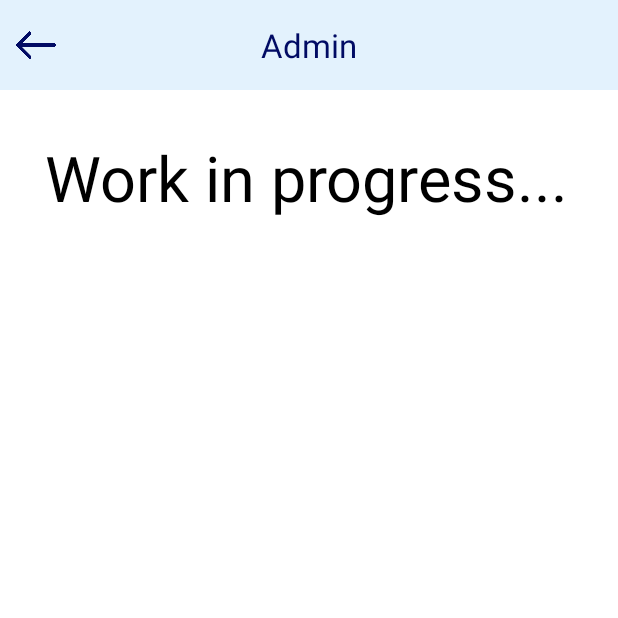
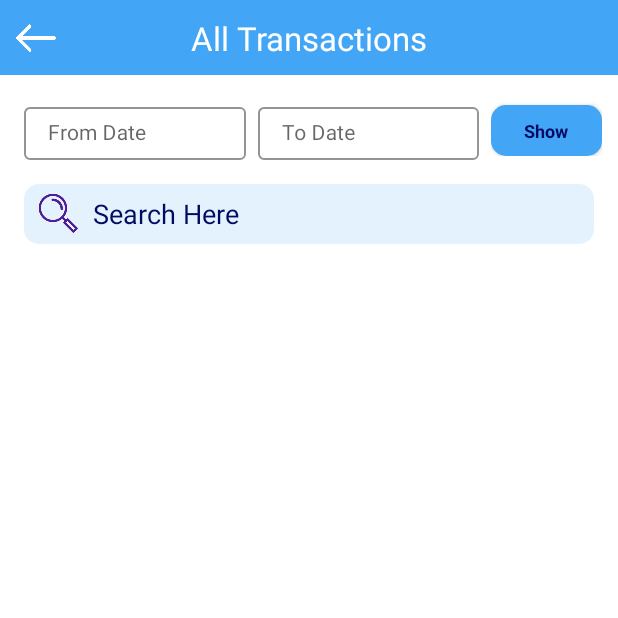
Before and after one commit to rohank-io/yogshalaRepo, an Android app: the screen it shows after launch (AdminActivity before the commit, AllTransactionActivity after it), after a tap on "Admin", on a phone screen of 412 x 824 dp, the top half of it. Run offline under Robolectric (Android 15) with nearby library versions, the phone set to English and light mode, and no system bars; our stand-ins replace Firebase (no records; nobody signed in at launch, a user with empty details on screens opened directly).

Commit message:
Commit of From Date TO date and Capital Inputs

```diff
--- a/app/src/main/AndroidManifest.xml
+++ b/app/src/main/AndroidManifest.xml
@@ -12,6 +12,9 @@
         android:supportsRtl="true"
         android:theme="@style/Theme.Yogshala"
         tools:targetApi="31">
+        <activity
+            android:name=".activity.AllTransactionActivity"
+            android:exported="false" />
         <activity
             android:name=".activity.ActivityFeesDue"
             android:exported="false" />
--- a/app/src/main/java/com/example/yogshala/Adapter/FeesDueAdapter.java
+++ b/app/src/main/java/com/example/yogshala/Adapter/FeesDueAdapter.java
@@ -27,7 +27,7 @@ public class FeesDueAdapter extends ArrayAdapter<Transaction> {
     @Override
     public View getView(int position, View convertView, ViewGroup parent) {
         if (convertView == null) {
-            convertView = LayoutInflater.from(context).inflate(R.layout.list_item_fees_due, parent, false);
+            convertView = LayoutInflater.from(context).inflate(R.layout.list_item_transaction, parent, false);
         }
 
         Transaction transaction = transactions.get(position);
@@ -36,10 +36,13 @@ public class FeesDueAdapter extends ArrayAdapter<Transaction> {
         TextView tvName = convertView.findViewById(R.id.tvName);
         TextView tvDueDate = convertView.findViewById(R.id.tvDueDate);
         TextView tvProgram = convertView.findViewById(R.id.tvProgram);
+        TextView tvAmount = convertView.findViewById(R.id.tvAmount);
+
 
 
         // Set data from transaction object
         tvName.setText(transaction.getClientName());
+        tvAmount.setText(transaction.getReceivedAmount());
         tvDueDate.setText(transaction.getToDate());
         tvProgram.setText(transaction.getProgram());
 
--- a/app/src/main/java/com/example/yogshala/activity/AddClientActivity.java
+++ b/app/src/main/java/com/example/yogshala/activity/AddClientActivity.java
@@ -89,7 +89,7 @@ public class AddClientActivity extends AppCompatActivity {
         autoCompleteReferral = findViewById(R.id.autoCompleteReferral);
 
         btnSave = findViewById(R.id.btnSave);
-
+//Change
         backBtn = findViewById(R.id.backBtn);
         backBtn.setOnClickListener(new View.OnClickListener() {
             @Override
--- /dev/null
+++ b/app/src/main/java/com/example/yogshala/activity/AllTransactionActivity.java
@@ -0,0 +1,159 @@
+package com.example.yogshala.activity;
+
+import android.app.DatePickerDialog;
+import android.content.Intent;
+import android.os.Bundle;
+import android.view.View;
+import android.view.WindowManager;
+import android.widget.Button;
+import android.widget.DatePicker;
+import android.widget.EditText;
+import android.widget.ImageView;
+import android.widget.ListView;
+import android.widget.Toast;
+
+import androidx.annotation.NonNull;
+import androidx.appcompat.app.AppCompatActivity;
+
+import com.example.yogshala.Adapter.FeesDueAdapter;
+import com.example.yogshala.R;
+import com.example.yogshala.model.Transaction;
+import com.google.firebase.database.DataSnapshot;
+import com.google.firebase.database.DatabaseError;
+import com.google.firebase.database.DatabaseReference;
+import com.google.firebase.database.FirebaseDatabase;
+import com.google.firebase.database.ValueEventListener;
+
+import java.text.SimpleDateFormat;
+import java.util.ArrayList;
+import java.util.Calendar;
+import java.util.Collections;
+import java.util.Date;
+import java.util.Locale;
+
+public class AllTransactionActivity extends AppCompatActivity {
+
+    private ImageView backBtn;
+    private ListView listView;
+    private FeesDueAdapter adapter;
+    private ArrayList<Transaction> transactionsList;
+    private ArrayList<Transaction> filteredTransactionsList;
+    private DatabaseReference databaseReference;
+
+    private EditText etFromDate, etToDate;
+    private Button btnShow;
+    private SimpleDateFormat dateFormat;
+
+    @Override
+    protected void onCreate(Bundle savedInstanceState) {
+        super.onCreate(savedInstanceState);
+        setContentView(R.layout.activity_all_transaction);
+
+        if (getSupportActionBar() != null) {
+            getSupportActionBar().hide();
+        }
+
+        getWindow().setFlags(WindowManager.LayoutParams.FLAG_FULLSCREEN, WindowManager.LayoutParams.FLAG_FULLSCREEN);
+
+        listView = findViewById(R.id.listview);
+        transactionsList = new ArrayList<>();
+        filteredTransactionsList = new ArrayList<>();
+        adapter = new FeesDueAdapter(this, filteredTransactionsList);
+        listView.setAdapter(adapter);
+
+        backBtn = findViewById(R.id.backBtn);
+        backBtn.setOnClickListener(v -> {
+            Intent intent = new Intent(AllTransactionActivity.this, MainActivity.class);
+            startActivity(intent);
+        });
+
+        etFromDate = findViewById(R.id.etFromDate);
+        etToDate = findViewById(R.id.etToDate);
+        btnShow = findViewById(R.id.btnShow);
+
+        dateFormat = new SimpleDateFormat("yyyy-MM-dd", Locale.getDefault());
+
+        etFromDate.setOnClickListener(v -> showDatePickerDialog(etFromDate));
+        etToDate.setOnClickListener(v -> showDatePickerDialog(etToDate));
+
+        databaseReference = FirebaseDatabase.getInstance().getReference("Transactions");
+
+        btnShow.setOnClickListener(v -> filterTransactionsByDate());
+
+        // Load all transactions initially
+        loadAllTransactions();
+    }
+
+    private void showDatePickerDialog(EditText editText) {
+        Calendar calendar = Calendar.getInstance();
+        DatePickerDialog datePickerDialog = new DatePickerDialog(this,
+                (view, year, month, dayOfMonth) -> {
+                    calendar.set(year, month, dayOfMonth);
+                    editText.setText(dateFormat.format(calendar.getTime()));
+                },
+                calendar.get(Calendar.YEAR),
+                calendar.get(Calendar.MONTH),
+                calendar.get(Calendar.DAY_OF_MONTH));
+        datePickerDialog.show();
+    }
+
+    private void loadAllTransactions() {
+        databaseReference.addValueEventListener(new ValueEventListener() {
+            @Override
+            public void onDataChange(@NonNull DataSnapshot dataSnapshot) {
+                transactionsList.clear(); // Clear the list before adding new data
+                for (DataSnapshot snapshot : dataSnapshot.getChildren()) {
+                    Transaction transaction = snapshot.getValue(Transaction.class);
+                    if (transaction != null) {
+                        transactionsList.add(transaction);
+                    }
+                }
+
+                // Initially display all transactions
+                filteredTransactionsList.clear();
+                filteredTransactionsList.addAll(transactionsList);
+                Collections.sort(filteredTransactionsList, (t1, t2) -> t2.getToDate().compareTo(t1.getToDate()));
+                adapter.notifyDataSetChanged();
+            }
+
+            @Override
+            public void onCancelled(@NonNull DatabaseError databaseError) {
+                Toast.makeText(AllTransactionActivity.this, "Failed to load data.", Toast.LENGTH_SHORT).show();
+            }
+        });
+    }
+
+    private void filterTransactionsByDate() {
+        String fromDateStr = etFromDate.getText().toString();
+        String toDateStr = etToDate.getText().toString();
+        Date fromDate = null, toDate = null;
+
+        try {
+            fromDate = dateFormat.parse(fromDateStr);
+            toDate = dateFormat.parse(toDateStr);
+        } catch (Exception e) {
+            e.printStackTrace();
+        }
+
+        Date finalFromDate = fromDate;
+        Date finalToDate = toDate;
+
+        filteredTransactionsList.clear();
+
+        for (Transaction transaction : transactionsList) {
+            try {
+                Date transactionDate = dateFormat.parse(transaction.getToDate());
+                if (finalFromDate != null && finalToDate != null && transactionDate != null) {
+                    if (!transactionDate.before(finalFromDate) && !transactionDate.after(finalToDate)) {
+                        filteredTransactionsList.add(transaction);
+                    }
+                }
+            } catch (Exception e) {
+                e.printStackTrace();
+            }
+        }
+
+        Collections.sort(filteredTransactionsList, (t1, t2) -> t2.getToDate().compareTo(t1.getToDate()));
+        adapter.notifyDataSetChanged();
+    }
+}
--- a/app/src/main/java/com/example/yogshala/activity/MainActivity.java
+++ b/app/src/main/java/com/example/yogshala/activity/MainActivity.java
@@ -61,7 +61,7 @@ public class MainActivity extends AppCompatActivity {
         CL2.setOnClickListener(v -> startActivity(new Intent(MainActivity.this, AddProgramActivity.class)));
 
         CL3 = findViewById(R.id.CL3);
-        CL3.setOnClickListener(v -> startActivity(new Intent(MainActivity.this, AdminActivity.class)));
+        CL3.setOnClickListener(v -> startActivity(new Intent(MainActivity.this, AllTransactionActivity.class)));
 
         CL4 = findViewById(R.id.CL4);
         CL4.setOnClickListener(v -> startActivity(new Intent(MainActivity.this, ClientListActivity.class)));
--- a/app/src/main/res/drawable/banner_bg.xml
+++ b/app/src/main/res/drawable/banner_bg.xml
@@ -3,8 +3,8 @@
     <item>
         <shape android:shape="rectangle">
             <gradient
-                android:startColor="@color/light_blue"
-                android:endColor="@color/dark_blue"
+                android:startColor="@color/white"
+                android:endColor="@color/light_blue"
                 />
             <stroke android:color="@color/dark_blue" android:width="1dp"/>
             <corners android:radius="20dp"/>
--- a/app/src/main/res/layout/activity_add_program.xml
+++ b/app/src/main/res/layout/activity_add_program.xml
@@ -17,7 +17,7 @@
 
         <androidx.constraintlayout.widget.ConstraintLayout
             android:layout_width="match_parent"
-            android:layout_height="55dp"
+            android:layout_height="50dp"
 
 
             android:background="@color/dark_blue"
--- a/app/src/main/res/layout/activity_add_transaction.xml
+++ b/app/src/main/res/layout/activity_add_transaction.xml
@@ -61,7 +61,7 @@
             android:layout_height="55dp"
             android:layout_marginTop="16dp"
             android:layout_marginBottom="16dp"
-            android:background="@drawable/editext_bg"
+            android:background="@drawable/light_purple_background"
             android:drawableStart="@drawable/search"
             android:drawablePadding="16dp"
             android:ems="10"
--- /dev/null
+++ b/app/src/main/res/layout/activity_all_transaction.xml
@@ -0,0 +1,176 @@
+<?xml version="1.0" encoding="utf-8"?>
+<androidx.constraintlayout.widget.ConstraintLayout xmlns:android="http://schemas.android.com/apk/res/android"
+    xmlns:app="http://schemas.android.com/apk/res-auto"
+    xmlns:tools="http://schemas.android.com/tools"
+    android:layout_width="match_parent"
+    android:layout_height="match_parent"
+    tools:context=".activity.ActivityFeesDue">
+
+    <LinearLayout
+        android:layout_width="match_parent"
+        android:layout_height="wrap_content"
+        android:orientation="vertical"
+        app:layout_constraintTop_toTopOf="parent"
+        app:layout_constraintStart_toStartOf="parent"
+        app:layout_constraintEnd_toEndOf="parent">
+
+        <androidx.constraintlayout.widget.ConstraintLayout
+            android:layout_width="match_parent"
+            android:layout_height="50dp"
+            android:background="@color/dark_blue">
+
+            <ImageView
+                android:id="@+id/backBtn"
+                android:layout_width="40dp"
+                android:layout_height="40dp"
+                android:layout_marginStart="4dp"
+                app:tint="@color/white"
+                app:srcCompat="@drawable/back"
+                app:layout_constraintTop_toTopOf="parent"
+                app:layout_constraintBottom_toBottomOf="parent"
+                app:layout_constraintStart_toStartOf="parent" />
+
+            <TextView
+                android:id="@+id/textView2"
+                android:layout_width="wrap_content"
+                android:layout_height="wrap_content"
+                android:text="All Transactions"
+                android:textColor="@color/white"
+                android:textSize="22sp"
+                android:textAlignment="center"
+                app:layout_constraintBottom_toBottomOf="parent"
+                app:layout_constraintStart_toStartOf="parent"
+                app:layout_constraintEnd_toEndOf="parent"
+                app:layout_constraintTop_toTopOf="parent" />
+        </androidx.constraintlayout.widget.ConstraintLayout>
+
+        <LinearLayout
+            android:layout_width="match_parent"
+            android:layout_height="wrap_content"
+            android:orientation="horizontal">
+
+            <!-- From Date Input -->
+            <LinearLayout
+                android:layout_width="0dp"
+                android:layout_height="wrap_content"
+                android:layout_marginStart="16dp"
+                android:layout_marginTop="16dp"
+                android:layout_marginEnd="4dp"
+                android:layout_weight="0.40"
+                android:orientation="vertical">
+
+                <com.google.android.material.textfield.TextInputLayout
+                    style="@style/Widget.MaterialComponents.TextInputLayout.OutlinedBox"
+                    android:layout_width="match_parent"
+                    android:layout_height="wrap_content"
+                    app:boxStrokeColor="@color/dark_blue"
+                    android:hint="From Date"
+                    android:textSize="14sp">
+
+                    <com.google.android.material.textfield.TextInputEditText
+                        android:id="@+id/etFromDate"
+                        android:layout_width="match_parent"
+                        android:layout_height="wrap_content"
+
+                        android:inputType="date"
+                        android:focusable="false"
+                        android:clickable="true"
+                        android:padding="8dp"
+                        android:textSize="14sp" />
+                </com.google.android.material.textfield.TextInputLayout>
+            </LinearLayout>
+
+            <!-- To Date Input -->
+            <LinearLayout
+                android:layout_width="0dp"
+                android:layout_height="wrap_content"
+                android:layout_marginStart="4dp"
+                android:layout_marginTop="16dp"
+                android:layout_marginEnd="4dp"
+                android:layout_weight="0.40"
+                android:orientation="vertical">
+
+                <com.google.android.material.textfield.TextInputLayout
+                    style="@style/Widget.MaterialComponents.TextInputLayout.OutlinedBox"
+                    android:layout_width="match_parent"
+                    android:layout_height="wrap_content"
+                    android:hint="To Date"
+                    app:boxStrokeColor="@color/dark_blue"
+                    android:textSize="14sp">
+
+                    <com.google.android.material.textfield.TextInputEditText
+                        android:id="@+id/etToDate"
+                        android:layout_width="match_parent"
+                        android:layout_height="wrap_content"
+                        android:inputType="date"
+                        android:focusable="false"
+                        android:clickable="true"
+
+                        android:padding="8dp"
+                        android:textSize="14sp" />
+                </com.google.android.material.textfield.TextInputLayout>
+            </LinearLayout>
+
+            <!-- Show Button -->
+            <LinearLayout
+                android:layout_width="0dp"
+                android:layout_height="wrap_content"
+                android:layout_marginStart="4dp"
+                android:layout_marginTop="16dp"
+                android:layout_marginEnd="10dp"
+                android:layout_weight="0.2"
+                android:orientation="vertical">
+
+                <androidx.appcompat.widget.AppCompatButton
+                    android:id="@+id/btnShow"
+                    style="@android:style/Widget.Button"
+                    android:layout_width="match_parent"
+                    android:layout_height="34dp"
+                    android:background="@drawable/light_purple_background"
+                    android:text="Show"
+                    android:backgroundTint="@color/dark_blue"
+                    android:layout_marginTop="4dp"
+                    android:textColor="@color/darker_blue"
+                    android:textSize="12sp"
+                    android:textStyle="bold" />
+            </LinearLayout>
+        </LinearLayout>
+
+
+        <EditText
+            android:id="@+id/etSearch"
+            android:layout_width="match_parent"
+            android:layout_height="40dp"
+            android:layout_marginTop="16dp"
+            android:layout_marginBottom="8dp"
+            android:background="@drawable/light_purple_background"
+            android:drawableStart="@drawable/search"
+            android:drawablePadding="10dp"
+            android:ems="10"
+            android:hint="Search Here"
+            android:inputType="text"
+            android:layout_marginEnd="16dp"
+            android:layout_marginStart="16dp"
+            android:paddingStart="10dp"
+            android:textColor="@color/darker_blue"
+            android:textColorHint="@color/darker_blue" />
+
+
+
+        <ListView
+            android:id="@+id/listview"
+            android:layout_width="match_parent"
+            android:layout_height="wrap_content"
+            android:layout_marginStart="12dp"
+            android:layout_marginEnd="12dp"
+            android:layout_marginTop="12dp"
+            android:divider="@android:color/transparent"
+            android:dividerHeight="10.0sp"
+            android:scrollbars="vertical"
+            tools:listitem="@layout/list_item_transaction" />
+
+    </LinearLayout>
+
+
+
+</androidx.constraintlayout.widget.ConstraintLayout>
--- a/app/src/main/res/layout/activity_client_list.xml
+++ b/app/src/main/res/layout/activity_client_list.xml
@@ -17,8 +17,8 @@
 
         <androidx.constraintlayout.widget.ConstraintLayout
             android:layout_width="match_parent"
-            android:layout_height="60dp"
-            android:background="@color/light_blue"
+            android:layout_height="50dp"
+            android:background="@color/dark_blue"
 
             >
 
--- a/app/src/main/res/layout/activity_main.xml
+++ b/app/src/main/res/layout/activity_main.xml
@@ -4,7 +4,7 @@
     xmlns:tools="http://schemas.android.com/tools"
     android:layout_width="match_parent"
     android:layout_height="match_parent"
-    android:background="@color/white"
+    android:background="#FAF9F6"
     tools:context=".activity.MainActivity">
 
 
--- a/app/src/main/res/values/colors.xml
+++ b/app/src/main/res/values/colors.xml
@@ -2,7 +2,7 @@
 <resources>
     <color name="black">#FF000000</color>
     <color name="white">#FFFFFFFF</color>
-    <color name="dark_blue">#A5C5D9</color>
+    <color name="dark_blue">#42A5F5</color>
     <color name="light_blue">#E3F2FD</color>
     <color name="darker_blue">#010B64</color>
 
```
Also changed, not shown: app/src/main/java/com/example/yogshala/activity/ActivityFeesDue.java (+28 -0 lines), app/src/main/java/com/example/yogshala/activity/SaveTransactionActivity.java (+4 -4 lines), app/src/main/res/layout/activity_add_client.xml (+8 -8 lines), app/src/main/res/layout/activity_detailed_data.xml (+37 -27 lines), app/src/main/res/layout/activity_fees_due.xml (+14 -20 lines), app/src/main/res/layout/activity_save_transaction.xml (+4 -4 lines), app/src/main/res/layout/list_item_transaction.xml (renamed from app/src/main/res/layout/list_item_fees_due.xml, +12 -0 lines).
